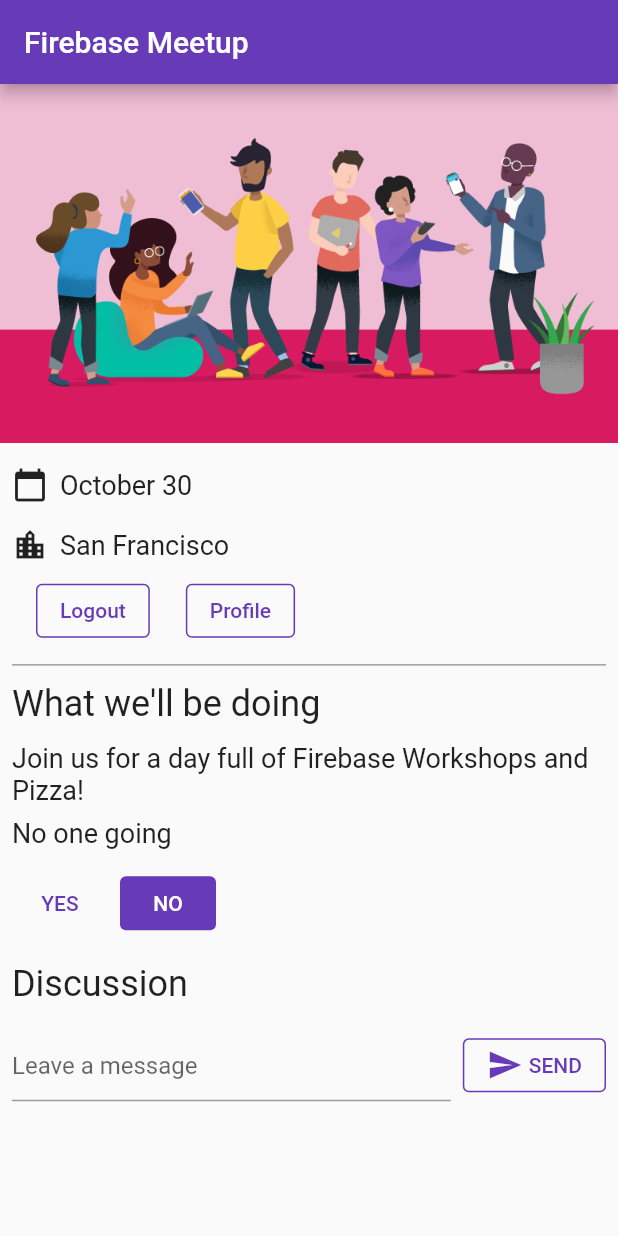
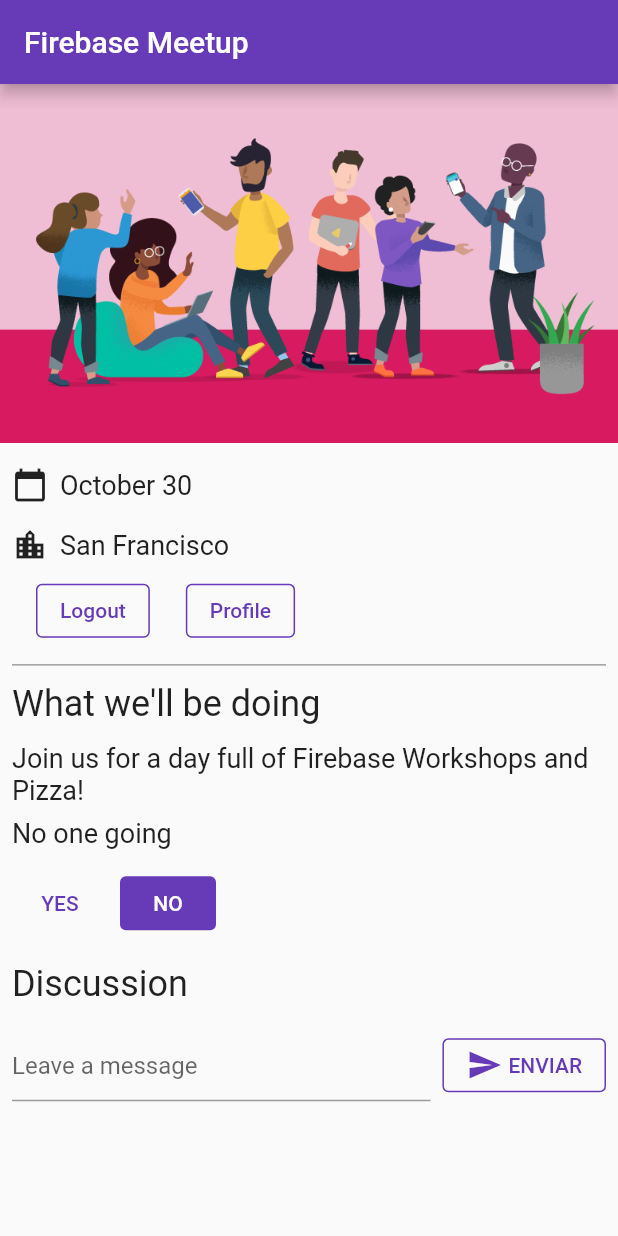
Before and after one commit to ReyesMacias02/Firebase-Flutter, a Flutter app: the screen it shows once a user with an empty profile is signed in, on a phone screen of 412 x 824 dp. Run offline on Flutter 3.47's test engine with Material 2 defaults, Android fonts, the phone set to English and light mode, and no system bars; our stand-ins replace cloud_firestore, firebase_auth, firebase_core, google_fonts; missing offline and left inert: firebase_ui_auth; accounts and stored records are empty.

Commit message:
TRADUCIR EL BOTON

```diff
--- a/lib/main.dart
+++ b/lib/main.dart
@@ -336,7 +336,7 @@ class _GuestBookState extends State<GuestBook> {
                     children: const [
                       Icon(Icons.send),
                       SizedBox(width: 4),
-                      Text('SEND'),
+                      Text('ENVIAR'),
                     ],
                   ),
                 ),
```
